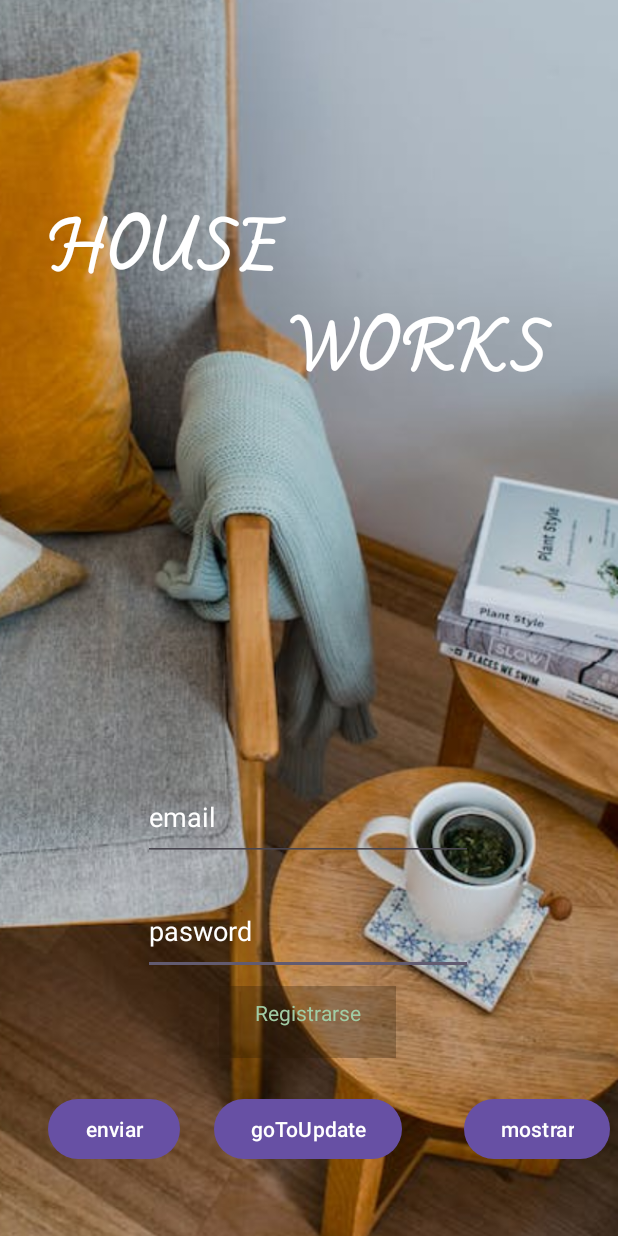
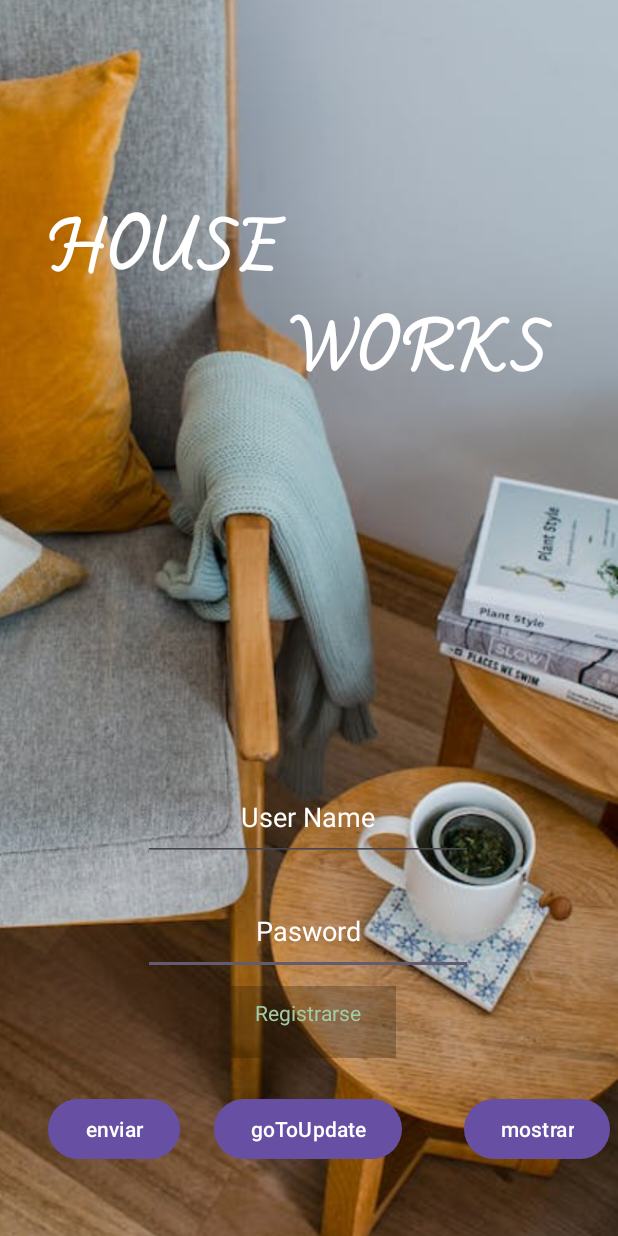
Before and after one commit to Chettyninho/HouseWork, an Android app: the screen it shows after launch (MainActivity), after a tap on "enviar", on a phone screen of 412 x 824 dp. Run offline under Robolectric (Android 15) with nearby library versions, the phone set to English and light mode, and no system bars; our stand-ins replace Firebase (no records; nobody signed in at launch, a user with empty details on screens opened directly); pictures from the network do not load.

```diff
--- a/app/build.gradle
+++ b/app/build.gradle
@@ -41,4 +41,6 @@ dependencies {
     implementation 'com.google.firebase:firebase-analytics'
     implementation 'com.google.firebase:firebase-firestore:24.9.0'
     implementation 'com.github.bumptech.glide:glide:4.16.0'
+// Material Design
+    implementation 'com.google.android.material:material:1.5.0'
 }
--- a/app/src/main/java/com/example/myapplicationandstudio/MainActivity.java
+++ b/app/src/main/java/com/example/myapplicationandstudio/MainActivity.java
@@ -5,10 +5,12 @@ import androidx.appcompat.app.AppCompatActivity;
 
 import android.content.ContentValues;
 import android.content.Intent;
+import android.database.Cursor;
 import android.database.sqlite.SQLiteDatabase;
 import android.os.Bundle;
 import android.util.Log;
 import android.view.View;
+import android.widget.EditText;
 import android.widget.TextView;
 import android.widget.Toast;
 
@@ -27,23 +29,27 @@ public class MainActivity extends AppCompatActivity {
         super.onCreate(savedInstanceState);
         setContentView(R.layout.activity_main);
         registrarse();
+
     }
 
-    public void insertValue(View v){
-        TextView emailTextView = findViewById(R.id.email);
+    /*public void insertValue(View v){
+
+    /*eN VEZ DE INSERTAR VALORES, AQUI HAY QUE COMPROBAR SI COINCIDE CON LA BBDD*/
+        /*PARA VER SI PUEDE O NO INICIAR SESION*/
+       /* TextView emailTextView = findViewById(R.id.username);
         TextView passwordTextView = findViewById(R.id.password);
 
-        String email = emailTextView.getText().toString();
+        String userName = emailTextView.getText().toString();
         String password = emailTextView.getText().toString();
 
         dataBase aux = new dataBase(MainActivity.this);
         SQLiteDatabase db = aux.getWritableDatabase();
 
-        if (db != null && (!email.isEmpty()||!password.isEmpty()) ) {
+        if (db != null && (!userName.isEmpty()||!password.isEmpty()) ) {
             ContentValues values = new ContentValues();
 
             values.put("password", password);
-            values.put("email", email);
+            values.put("userName", userName);
 
             long res =db.insert("USERS", null, values);
             if (res >= 0){
@@ -58,12 +64,12 @@ public class MainActivity extends AppCompatActivity {
 
         }
 
-        FirebaseFirestore firestoreDb = FirebaseFirestore.getInstance();
+        /*FirebaseFirestore firestoreDb = FirebaseFirestore.getInstance();
         Map<String, String> users = new HashMap<>();
-        users.put("mail", email);
+        users.put("userName", userName);
         users.put("password",password);
 
-        firestoreDb.collection("HouseWork").document("users")
+        firestoreDb.collection("HouseWorks").document("users")
                 .set(users)
                 .addOnSuccessListener(new OnSuccessListener<Void>() {
                     @Override
@@ -78,7 +84,7 @@ public class MainActivity extends AppCompatActivity {
                         Log.d("ERROR", e.getMessage());
                     }
                 });
-    }
+    }*/
 
     public void changeToShow(View view){
         Intent nIntent = new Intent(MainActivity.this, show.class);
@@ -102,4 +108,41 @@ public class MainActivity extends AppCompatActivity {
     }
 
 
+    public void login(View view) {
+        EditText userEditText = findViewById(R.id.username); // Cambiado a EditText para el campo de usuario
+        EditText passwordEditText = findViewById(R.id.password);
+
+        String user = userEditText.getText().toString();
+        String password = passwordEditText.getText().toString();
+
+        dataBase aux = new dataBase(MainActivity.this);
+        SQLiteDatabase db = aux.getReadableDatabase(); // Utiliza getReadableDatabase para lectura
+
+        if (db != null && !user.isEmpty() && !password.isEmpty()) {
+            // Define la consulta SQL para buscar un usuario por email y contraseña
+            //el interrogante significa que es el valor de lo que le vamos a pedir
+            String query = "SELECT * FROM USERS WHERE userName = ? AND password = ?";
+
+            // Parámetros de la consulta que se recogen del texto
+            String[] selectionArgs = {user, password};
+            // Ejecuta la consulta con Cursor
+            Cursor cursor = db.rawQuery(query, selectionArgs);
+            if (cursor != null && cursor.getCount() > 0) {
+                // El usuario existe en la base de datos
+                Toast.makeText(this, "Usuario existe", Toast.LENGTH_LONG).show();
+                Intent intent = new Intent(MainActivity.this, show.class);
+                startActivity(intent);
+            } else {
+                // El usuario no existe en la base de datos
+                Toast.makeText(this, "Usuario no encontrado", Toast.LENGTH_LONG).show();
+            }
+
+            // Cierre cursor si encuentra coincidencia o valores que no coincidan NO NULOS
+            if (cursor != null) {
+                cursor.close();
+            }
+        }
+    }
+
+
 }
--- a/app/src/main/res/layout/activity_main.xml
+++ b/app/src/main/res/layout/activity_main.xml
@@ -34,8 +34,8 @@
         android:id="@+id/enviar"
         android:layout_width="wrap_content"
         android:layout_height="wrap_content"
-        android:onClick="insertValue"
         android:text="enviar"
+        android:onClick="login"
         app:layout_constraintBottom_toTopOf="@+id/guideline5"
         app:layout_constraintEnd_toStartOf="@+id/guideline8"
         app:layout_constraintHorizontal_bias="0.271"
@@ -48,11 +48,11 @@
         android:layout_width="220dp"
         android:layout_height="58dp"
         android:ems="10"
-        android:hint="pasword"
-
+        android:hint="Pasword"
         android:textColorHint="@color/white"
         android:textColor="@color/white"
         android:inputType="textPassword"
+        android:gravity="center"
         app:layout_constraintBottom_toTopOf="@+id/guideline4"
         app:layout_constraintEnd_toEndOf="parent"
         app:layout_constraintHorizontal_bias="0.497"
@@ -61,13 +61,14 @@
         app:layout_constraintVertical_bias="0.409" />
 
     <EditText
-        android:id="@+id/email"
+        android:id="@+id/username"
         android:textColor="@color/white"
         android:textColorHint="@color/white"
         android:layout_width="220dp"
         android:layout_height="58dp"
         android:ems="10"
-        android:hint="email"
+        android:hint="User Name"
+        android:gravity="center"
         android:inputType="textEmailAddress"
         app:layout_constraintBottom_toTopOf="@+id/guideline2"
         app:layout_constraintEnd_toEndOf="parent"
```
Also changed, not shown: app/src/main/java/com/example/myapplicationandstudio/Registro.java (+36 -1 lines), app/src/main/java/com/example/myapplicationandstudio/dataBase.java (+5 -2 lines).
